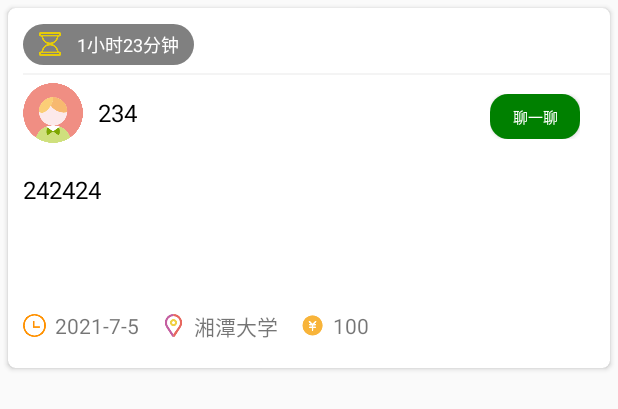
After one commit to lzl2040/EmergencyHelper, an Android app: the layout item_get_task.xml on its own in the app's theme, with its tools: preview values and no code run, on a phone screen of 412 x 824 dp. The commit adds this screen. Shown: the top 409 px of the screen. Run offline under Robolectric (Android 15) with nearby library versions, the phone set to English and light mode, and no system bars.

Commit message:
revise some details,such as get task view

```diff
--- a/app/src/main/java/com/example/emergencyhelper/activity/DingdanActivity.java
+++ b/app/src/main/java/com/example/emergencyhelper/activity/DingdanActivity.java
@@ -14,6 +14,7 @@ import android.os.Handler;
 import android.os.Message;
 
 import com.example.emergencyhelper.R;
+import com.example.emergencyhelper.adapter.GetTaskAdapter;
 import com.example.emergencyhelper.adapter.TaskAdapter;
 import com.example.emergencyhelper.entity.TaskEntity;
 
@@ -38,8 +39,8 @@ public class DingdanActivity extends AppCompatActivity {
         LinearLayoutManager linearLayoutManager = new LinearLayoutManager(this);
         linearLayoutManager.setOrientation(RecyclerView.VERTICAL);
         recyclerView.setLayoutManager(linearLayoutManager);
-        TaskAdapter taskAdapter = new TaskAdapter(tasks,this);
-        recyclerView.setAdapter(taskAdapter);
+        GetTaskAdapter adapter = new GetTaskAdapter(context,tasks);
+        recyclerView.setAdapter(adapter);
 
     }
 
--- a/app/src/main/java/com/example/emergencyhelper/constant/DateConstant.java
+++ b/app/src/main/java/com/example/emergencyhelper/constant/DateConstant.java
@@ -10,4 +10,8 @@ public class DateConstant {
      * yyyy-MM-dd HH:mm
      */
     public static final String yyyyMMddHHmm = "yyyy-MM-dd HH:mm";
+
+    public static final int DAY_TIME_SECONDS = 24 * 60 * 60;
+
+    public static final int HOUR_TIME_SECONDS = 60 * 60;
 }
--- a/app/src/main/java/com/example/emergencyhelper/fragment/add/AddFragment.java
+++ b/app/src/main/java/com/example/emergencyhelper/fragment/add/AddFragment.java
@@ -1,6 +1,5 @@
 package com.example.emergencyhelper.fragment.add;
 
-import android.content.Intent;
 import android.os.Bundle;
 
 import android.util.Log;
@@ -12,13 +11,11 @@ import android.widget.EditText;
 import android.widget.ImageView;
 import android.widget.Toast;
 
-import com.example.emergencyhelper.constant.TimeType;
 import com.example.emergencyhelper.util.DateUtils;
 import com.example.emergencyhelper.R;
 import com.example.emergencyhelper.activity.PostActivity;
 import com.example.emergencyhelper.base.BaseFragment;
 import com.example.emergencyhelper.entity.TaskEntity;
-import com.xuexiang.xui.widget.button.roundbutton.RoundButton;
 import com.xuexiang.xui.widget.edittext.MultiLineEditText;
 import com.xuexiang.xui.widget.picker.widget.TimePickerView;
 import com.xuexiang.xui.widget.picker.widget.builder.TimePickerBuilder;
--- /dev/null
+++ b/app/src/main/res/drawable/countdown_wrapper.xml
@@ -0,0 +1,5 @@
+<?xml version="1.0" encoding="utf-8"?>
+<shape xmlns:android="http://schemas.android.com/apk/res/android" android:shape="rectangle">
+    <solid android:color="@color/gray"></solid>
+    <corners android:radius="@dimen/radius_18"></corners>
+</shape>
--- /dev/null
+++ b/app/src/main/res/layout/item_get_task.xml
@@ -0,0 +1,159 @@
+<?xml version="1.0" encoding="utf-8"?>
+<androidx.cardview.widget.CardView xmlns:android="http://schemas.android.com/apk/res/android"
+    android:layout_width="match_parent"
+    xmlns:app="http://schemas.android.com/apk/res-auto"
+    app:cardCornerRadius="5dp"
+    android:elevation="3dp"
+    android:layout_marginTop="5dp"
+    android:layout_marginLeft="@dimen/margin_5"
+    android:layout_marginRight="@dimen/margin_5"
+    android:layout_height="240dp">
+    <LinearLayout
+        android:paddingTop="@dimen/margin_5"
+        android:paddingLeft="10dp"
+        android:orientation="vertical"
+        android:layout_width="match_parent"
+        android:layout_height="match_parent">
+        <LinearLayout
+            android:paddingLeft="@dimen/margin_10"
+            android:paddingRight="@dimen/margin_10"
+            android:layout_marginBottom="@dimen/margin_5"
+            android:layout_marginTop="@dimen/margin_5"
+            android:background="@drawable/countdown_wrapper"
+            android:gravity="center_vertical"
+            android:layout_weight="1"
+            android:layout_width="wrap_content"
+            android:layout_height="0dp">
+            <ImageView
+                android:src="@mipmap/countdown"
+                android:layout_width="@dimen/item_get_task_countdown_size"
+                android:layout_height="@dimen/item_get_task_countdown_size"/>
+            <TextView
+                android:id="@+id/countdown"
+                android:layout_marginLeft="@dimen/margin_10"
+                android:text="1小时23分钟"
+                android:textColor="@color/white"
+                android:textSize="@dimen/item_get_task_countdown_text"
+                android:layout_width="wrap_content"
+                android:layout_height="wrap_content"/>
+        </LinearLayout>
+        <View
+            android:layout_width="match_parent"
+            android:layout_height="1dp"
+            android:background="@color/back_color"/>
+        <RelativeLayout
+            android:layout_weight="2"
+            android:layout_width="match_parent"
+            android:layout_height="0dp">
+            <LinearLayout
+                android:layout_marginTop="5dp"
+                android:gravity="center_vertical"
+                android:orientation="horizontal"
+                android:layout_width="match_parent"
+                android:layout_height="wrap_content">
+                <com.example.emergencyhelper.ui.RoundImage
+                    android:id="@+id/header"
+                    android:src="@drawable/q6"
+                    android:layout_width="40dp"
+                    android:layout_height="40dp"/>
+                <TextView
+                    android:layout_marginLeft="10dp"
+                    android:id="@+id/name"
+                    android:layout_width="wrap_content"
+                    android:layout_height="wrap_content"
+                    android:textSize="16sp"
+                    android:textColor="@color/black"
+                    android:text="234"/>
+            </LinearLayout>
+            <LinearLayout
+                android:layout_marginRight="20dp"
+                android:layout_centerInParent="true"
+                android:layout_alignParentRight="true"
+                android:layout_width="wrap_content"
+                android:layout_height="wrap_content">
+                <Button
+                    android:id="@+id/contact"
+                    android:textColor="@color/white"
+                    android:background="@drawable/contact_btn"
+                    android:layout_width="@dimen/item_task_contact_btn_width"
+                    android:layout_height="@dimen/item_task_contact_btn_height"
+                    android:textSize="10dp"
+                    android:text="聊一聊"/>
+            </LinearLayout>
+        </RelativeLayout>
+        <LinearLayout
+            android:layout_weight="3"
+            android:layout_width="match_parent"
+            android:layout_height="0dp">
+            <TextView
+                android:layout_marginTop="10dp"
+                android:id="@+id/task_desc"
+                android:layout_width="wrap_content"
+                android:layout_height="80dp"
+                android:textColor="@color/black"
+                android:textSize="16sp"
+                android:text="242424"/>
+        </LinearLayout>
+
+        <LinearLayout
+            android:gravity="center_vertical"
+            android:orientation="horizontal"
+            android:layout_weight="2"
+            android:layout_width="match_parent"
+            android:layout_height="0dp">
+            <LinearLayout
+                android:gravity="center_vertical"
+                android:layout_weight="3"
+                android:layout_width="0dp"
+                android:layout_height="match_parent">
+                <LinearLayout
+                    android:layout_width="wrap_content"
+                    android:layout_height="wrap_content">
+                    <ImageView
+                        android:layout_width="@dimen/item_task_bottom_small_icon_size"
+                        android:layout_height="@dimen/item_task_bottom_small_icon_size"
+                        android:src="@drawable/task_time"
+                        android:layout_marginRight="6dp"
+                        android:layout_gravity="center"/>
+                    <TextView
+                        android:layout_width="wrap_content"
+                        android:layout_height="wrap_content"
+                        android:text="2021-7-5"
+                        android:id="@+id/task_time"/>
+                </LinearLayout>
+                <LinearLayout
+                    android:layout_width="wrap_content"
+                    android:layout_height="wrap_content">
+                    <ImageView
+                        android:layout_width="@dimen/item_task_bottom_small_icon_size"
+                        android:layout_height="@dimen/item_task_bottom_small_icon_size"
+                        android:layout_marginRight="6dp"
+                        android:layout_marginLeft="15dp"
+                        android:src="@drawable/task_site"
+                        android:layout_gravity="center"/>
+                    <TextView
+                        android:layout_width="wrap_content"
+                        android:layout_height="wrap_content"
+                        android:text="湘潭大学"
+                        android:id="@+id/task_site"/>
+                </LinearLayout>
+                <LinearLayout
+                    android:layout_width="wrap_content"
+                    android:layout_height="wrap_content">
+                    <ImageView
+                        android:layout_width="15dp"
+                        android:layout_marginRight="6dp"
+                        android:layout_marginLeft="15dp"
+                        android:layout_height="15dp"
+                        android:src="@drawable/task_reward"
+                        android:layout_gravity="center"/>
+                    <TextView
+                        android:layout_width="wrap_content"
+                        android:layout_height="wrap_content"
+                        android:text="100"
+                        android:id="@+id/task_reward"/>
+                </LinearLayout>
+            </LinearLayout>
+        </LinearLayout>
+    </LinearLayout>
+</androidx.cardview.widget.CardView>
--- a/app/src/main/res/values/dimen.xml
+++ b/app/src/main/res/values/dimen.xml
@@ -26,10 +26,13 @@
     <dimen name="radius_10">10dp</dimen>
     <dimen name="radius_12">12dp</dimen>
     <dimen name="radius_14">14dp</dimen>
+    <dimen name="radius_16">16dp</dimen>
+    <dimen name="radius_18">18dp</dimen>
+    <dimen name="radius_20">20dp</dimen>
 <!--    顶部标题栏-->
     <dimen name="top_title_bar_height">40dp</dimen>
     <dimen name="top_title_bar_text_size">16sp</dimen>
-    <dimen name="top_title_bar_back_size">24dp</dimen>
+    <dimen name="top_title_bar_back_size">20dp</dimen>
 <!--    领取任务item-->
     <dimen name="item_task_contact_btn_width">60dp</dimen>
     <dimen name="item_task_contact_btn_height">30dp</dimen>
@@ -43,6 +46,7 @@
     <dimen name="bottom_bar_text_size">12sp</dimen>
     <dimen name="home_top_sort_icon">25dp</dimen>
     <dimen name="message_top">30dp</dimen>
-
-
+<!--item_get_task-->
+    <dimen name="item_get_task_countdown_size">16dp</dimen>
+    <dimen name="item_get_task_countdown_text">@dimen/font_12</dimen>
 </resources>
```
Also changed, not shown: app/src/main/java/com/example/emergencyhelper/adapter/GetTaskAdapter.java (added, +89 -0 lines), app/src/main/java/com/example/emergencyhelper/constant/TimeType.java (deleted, +0 -35 lines), app/src/main/java/com/example/emergencyhelper/util/DateUtils.java (+27 -1 lines), app/src/main/java/com/example/emergencyhelper/util/StaticData.java (added, +9 -0 lines), app/src/main/res/mipmap-hdpi/countdown.png (added).
